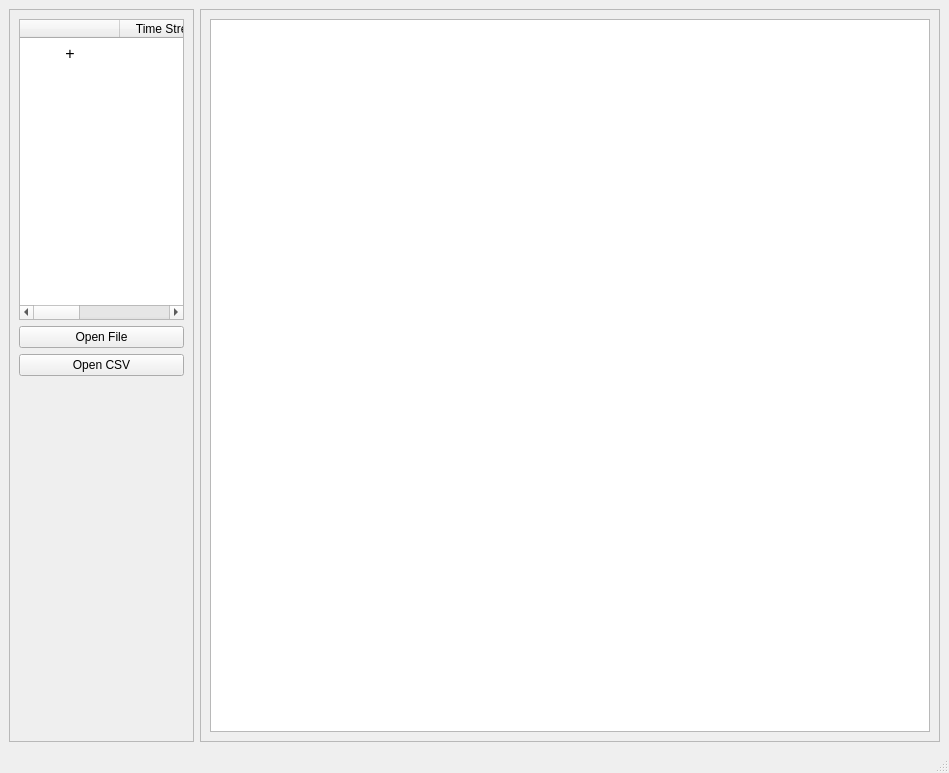
borevitzlab/timestreamlib, file util/derandui.ui: the form before one commit.
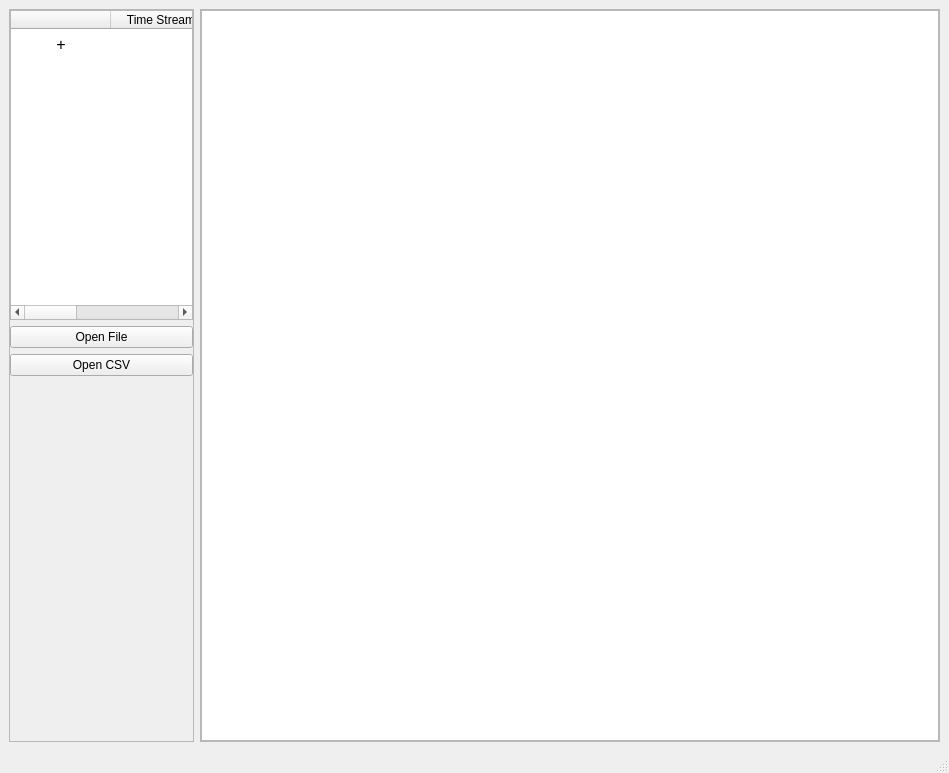
The form after the commit.

Commit message:
Remove frame margin.
* util/derandui.ui: So we can give more space for the timestream list, image and
csv table.

```diff
--- a/util/derandui.ui
+++ b/util/derandui.ui
@@ -30,6 +30,9 @@
        <enum>QFrame::Raised</enum>
       </property>
       <layout class="QGridLayout" name="gridLayout_2">
+       <property name="margin">
+        <number>0</number>
+       </property>
        <item row="0" column="0">
         <layout class="QVBoxLayout" name="vLeft">
          <item>
@@ -174,6 +177,9 @@
        <enum>QFrame::Raised</enum>
       </property>
       <layout class="QGridLayout" name="gridLayout_3">
+       <property name="margin">
+        <number>0</number>
+       </property>
        <item row="1" column="0">
         <layout class="QVBoxLayout" name="vRight" stretch="0">
          <item>
```
